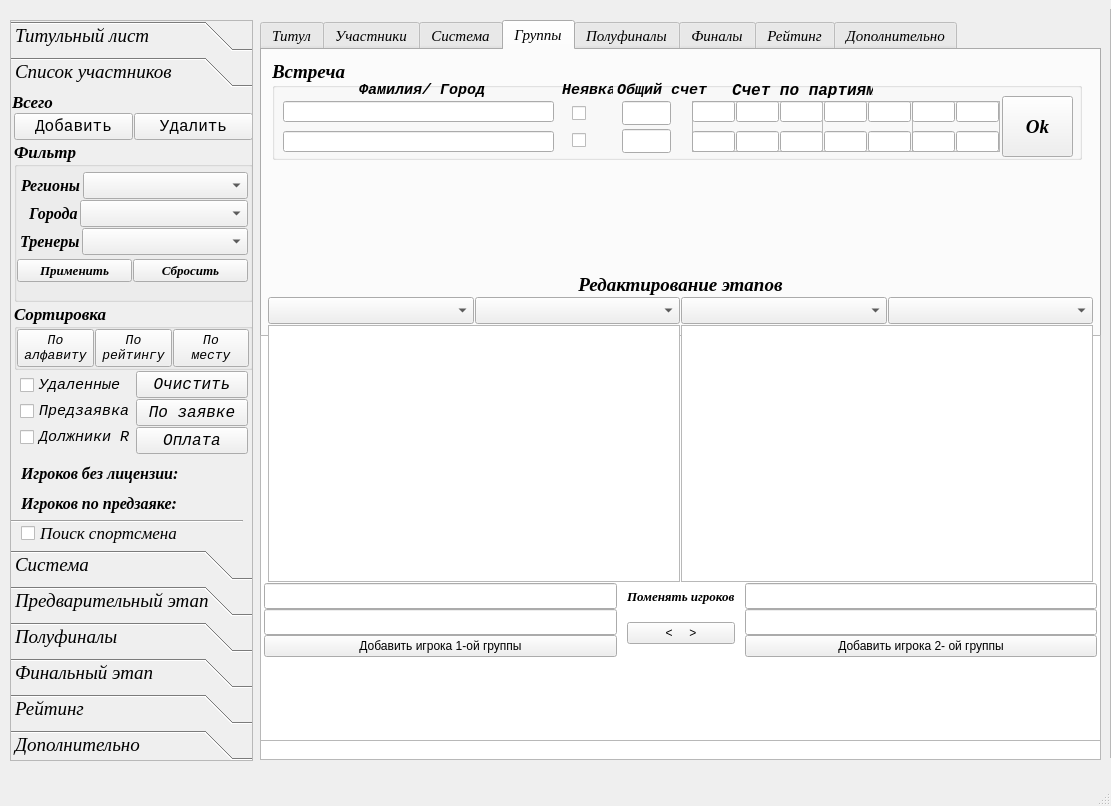
Old version of the form UI/main_window.ui in the repository Kaspar0810/Competitions_TT_SQL.
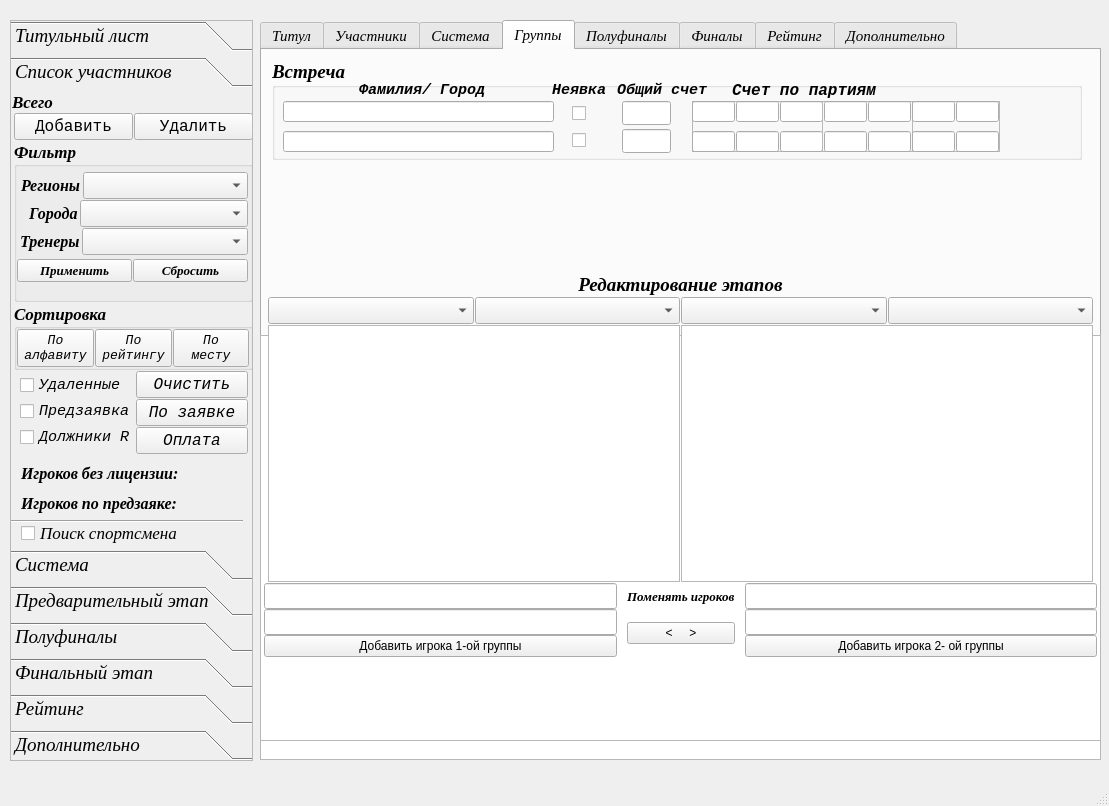
New version of the form. The open tabs and pages were chosen to show the change. Icons and pictures are not drawn.

```diff
--- a/UI/main_window.ui
+++ b/UI/main_window.ui
@@ -6,7 +6,7 @@
    <rect>
     <x>0</x>
     <y>0</y>
-    <width>1111</width>
+    <width>1109</width>
     <height>806</height>
    </rect>
   </property>
@@ -2390,7 +2390,7 @@
         <rect>
          <x>460</x>
          <y>22</y>
-         <width>141</width>
+         <width>161</width>
          <height>16</height>
         </rect>
        </property>
@@ -2441,10 +2441,20 @@
         </rect>
        </property>
        <property name="text">
-        <string>Ok</string>
+        <string/>
+       </property>
+       <property name="icon">
+        <iconset>
+         <normaloff>../icons/a6no4gtd5gmn_64.png</normaloff>../icons/a6no4gtd5gmn_64.png</iconset>
+       </property>
+       <property name="iconSize">
+        <size>
+         <width>48</width>
+         <height>48</height>
+        </size>
        </property>
        <property name="flat">
-        <bool>false</bool>
+        <bool>true</bool>
        </property>
       </widget>
       <widget class="QLabel" name="label_21">
@@ -2473,9 +2483,9 @@
       <widget class="QLabel" name="label_45">
        <property name="geometry">
         <rect>
-         <x>290</x>
+         <x>280</x>
          <y>22</y>
-         <width>51</width>
+         <width>61</width>
          <height>16</height>
         </rect>
        </property>
```
Left out of the diff: 44 changed lines with no effect on the pictures.
